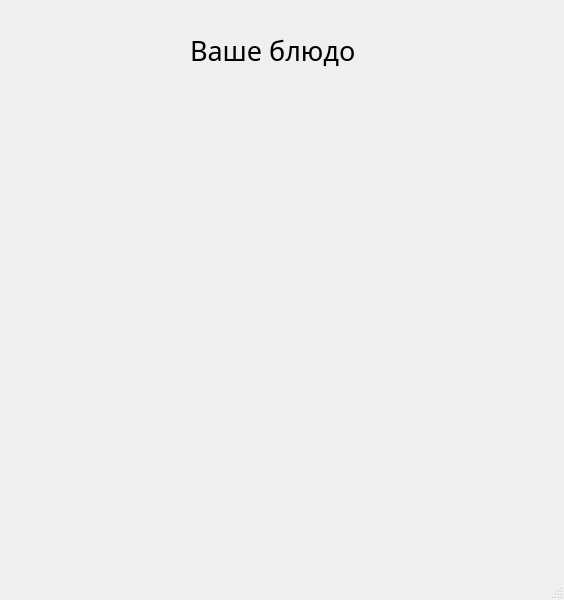
Above: vashe.ui from YanaBuramenskaya/PyQT before the change. Below: the same form after it.
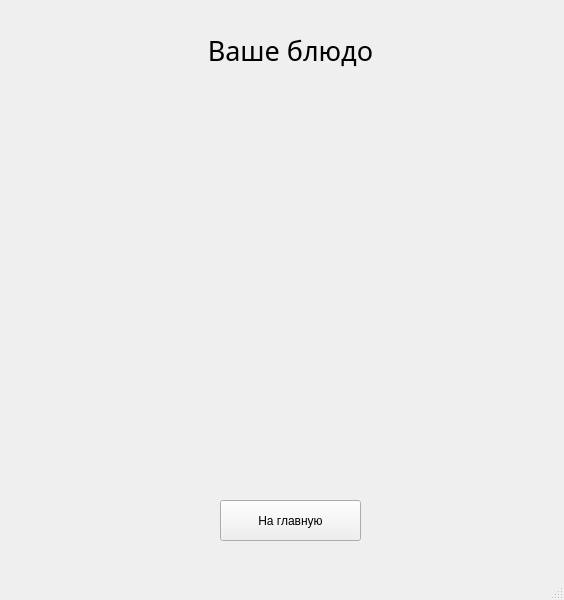
That is the form after the change.

```diff
--- a/vashe.ui
+++ b/vashe.ui
@@ -17,7 +17,7 @@
    <widget class="QLabel" name="Name">
     <property name="geometry">
      <rect>
-      <x>190</x>
+      <x>180</x>
       <y>30</y>
       <width>221</width>
       <height>41</height>
@@ -32,6 +32,9 @@
     <property name="text">
      <string>Ваше блюдо</string>
     </property>
+    <property name="alignment">
+     <set>Qt::AlignCenter</set>
+    </property>
    </widget>
    <widget class="QLabel" name="Label">
     <property name="enabled">
@@ -39,8 +42,8 @@
     </property>
     <property name="geometry">
      <rect>
-      <x>50</x>
-      <y>120</y>
+      <x>40</x>
+      <y>80</y>
       <width>481</width>
       <height>381</height>
      </rect>
@@ -49,6 +52,19 @@
      <string>&lt;html&gt;&lt;head/&gt;&lt;body&gt;&lt;p&gt;&lt;br/&gt;&lt;/p&gt;&lt;/body&gt;&lt;/html&gt;</string>
     </property>
    </widget>
+   <widget class="QPushButton" name="back">
+    <property name="geometry">
+     <rect>
+      <x>220</x>
+      <y>500</y>
+      <width>141</width>
+      <height>41</height>
+     </rect>
+    </property>
+    <property name="text">
+     <string>На главную</string>
+    </property>
+   </widget>
   </widget>
   <widget class="QMenuBar" name="menubar">
    <property name="geometry">
```
